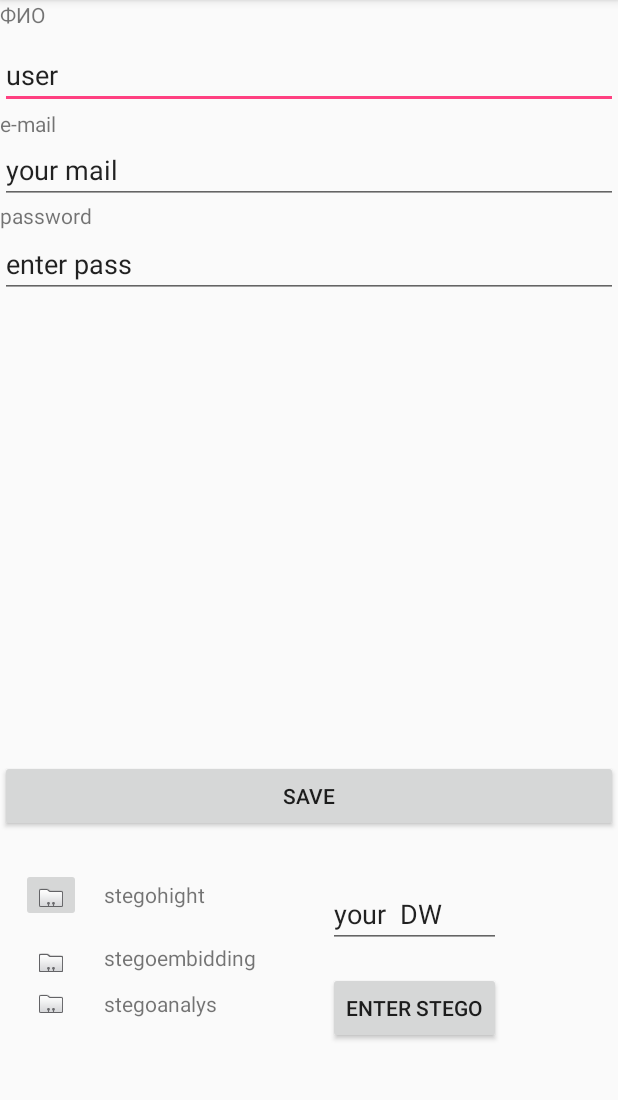
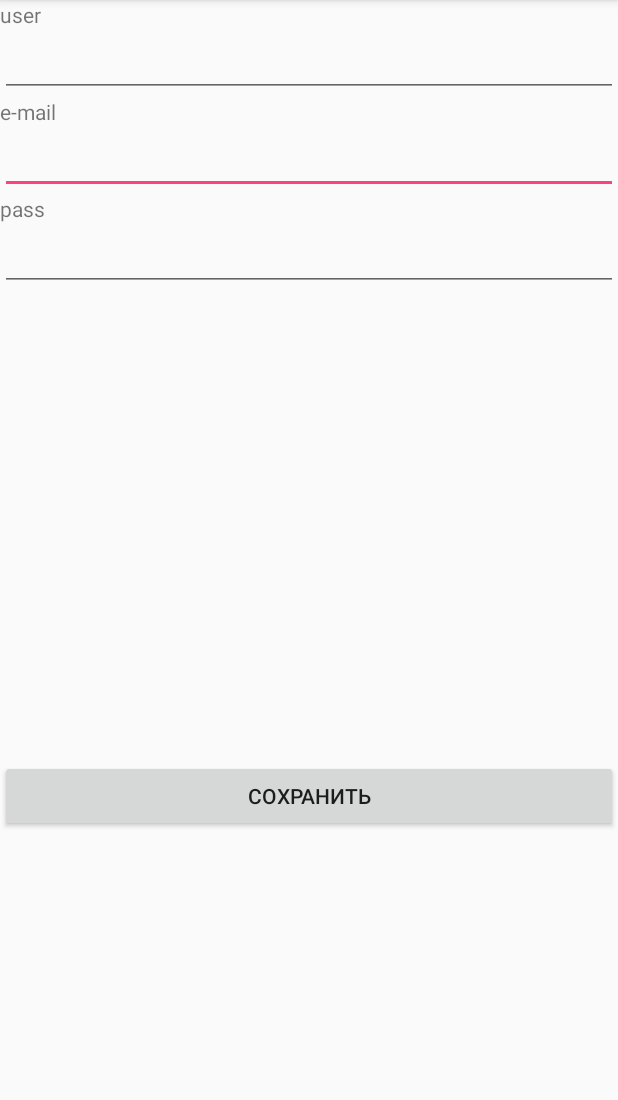
Before and after one commit to ShterenbergSI/SSP_AI_Android_Client_2, an Android app: the screen it shows after launch (MainActivity), on a phone screen of 412 x 824 dp, the part 84-1184 px from its top. Run offline under Robolectric (Android 15) with nearby library versions, the phone set to English and light mode, and no system bars.

Commit message:
пизда шлюхи
волосатая при волосатая

```diff
--- a/DataBase/app/build.gradle
+++ b/DataBase/app/build.gradle
@@ -26,5 +26,4 @@ dependencies {
     })
     compile 'com.android.support:appcompat-v7:24.2.1'
     testCompile 'junit:junit:4.12'
-    compile 'com.google.android.gms:play-services-maps:10.2.6'
 }
--- a/DataBase/app/src/main/java/ru/ds_release/database/MainActivity.java
+++ b/DataBase/app/src/main/java/ru/ds_release/database/MainActivity.java
@@ -24,14 +24,14 @@ import java.net.URL;
 
 public class MainActivity  extends AppCompatActivity {
 
-    public static String fio_in = "";
-    public static String dol_in = "";
-    public static String tel_in = "";
+    public static String log_in = "";
+    public static String mail_in = "";
+    public static String pass_in = "";
     public static String server = "ds-release.ru";
 
-    public EditText fio;
-    public EditText dol;
-    public EditText tel;
+    public EditText log;
+    public EditText mail;
+    public EditText pass;
 
 
     @Override
@@ -43,9 +43,9 @@ public class MainActivity  extends AppCompatActivity {
 
         //сначала обратимся к нашим полям и кнопке
         Button btn = (Button) findViewById(R.id.button1);
-        fio = (EditText) findViewById(R.id.editText1);
-        dol = (EditText) findViewById(R.id.editText2);
-        tel = (EditText) findViewById(R.id.editText3);
+        log = (EditText) findViewById(R.id.editText1);
+        mail = (EditText) findViewById(R.id.editText2);
+        pass = (EditText) findViewById(R.id.editText3);
 
 
 
@@ -54,9 +54,9 @@ public class MainActivity  extends AppCompatActivity {
             @Override
             public void onClick(View v) {
 
-                fio_in = fio.getText().toString();
-                dol_in = dol.getText().toString();
-                tel_in = tel.getText().toString();
+                log_in = log.getText().toString();
+                mail_in = mail.getText().toString();
+                pass_in = pass.getText().toString();
 
 
                 try {
@@ -97,7 +97,7 @@ public class MainActivity  extends AppCompatActivity {
 
                 String myURL = "http://"+server+"/server.php";
 
-                String parammetrs = "name="+fio_in+"&dol="+dol_in+"&tel="+tel_in;
+                String parammetrs = "name="+log_in+"&dol="+mail_in+"&tel="+pass_in;
                 byte[] data = null;
                 InputStream is = null;
 
--- a/DataBase/app/src/main/res/layout/activity_main.xml
+++ b/DataBase/app/src/main/res/layout/activity_main.xml
@@ -1,96 +1,65 @@
 <?xml version="1.0" encoding="utf-8"?>
 <RelativeLayout xmlns:android="http://schemas.android.com/apk/res/android"
-    xmlns:app="http://schemas.android.com/apk/res-auto"
     android:layout_width="fill_parent"
     android:layout_height="fill_parent"
     android:orientation="vertical" >
 
-
-    <EditText
-        android:id="@+id/editText5"
-        android:layout_width="match_parent"
-        android:layout_height="wrap_content"
-        android:layout_alignParentLeft="true"
-        android:layout_alignParentStart="true"
-        android:layout_below="@+id/textView1"
-        android:layout_marginTop="8dp"
-        android:ems="10"
-        android:text="user">
-
-    </EditText>
-
-    <TextView
-        android:id="@+id/textView6"
-        android:layout_width="wrap_content"
-        android:layout_height="wrap_content"
-        android:text="e-mail"
-        android:layout_below="@+id/editText5"
-        android:layout_alignParentLeft="true"
-        android:layout_alignParentStart="true" />
-
-    <EditText
-        android:id="@+id/editText"
-        android:layout_width="match_parent"
-        android:layout_height="wrap_content"
-        android:ems="10"
-        android:text="enter pass"
-        android:layout_below="@+id/textView2"
-        android:layout_alignParentLeft="true"
-        android:layout_alignParentStart="true">
-
-    </EditText>
-
-    <ImageView
-        android:id="@+id/imageView2"
-        android:layout_width="wrap_content"
-        android:layout_height="wrap_content"
-        android:layout_alignLeft="@+id/imageButton"
-        android:layout_alignStart="@+id/imageButton"
-        android:layout_below="@+id/imageButton"
-        android:layout_marginTop="17dp"
-        android:layout_toLeftOf="@+id/textView"
-        android:layout_toStartOf="@+id/textView"
-        app:srcCompat="@android:drawable/sym_contact_card" />
 
     <TextView
         android:id="@+id/textView1"
         android:layout_width="wrap_content"
         android:layout_height="wrap_content"
         android:layout_alignParentLeft="true"
-        android:text="ФИО" />
+        android:text="user" />
 
 
     <TextView
         android:id="@+id/textView2"
         android:layout_width="wrap_content"
         android:layout_height="wrap_content"
-        android:text="password"
-        android:layout_below="@+id/textView6"
         android:layout_alignParentLeft="true"
-        android:layout_alignParentStart="true"
-        android:layout_marginTop="42dp" />
+        android:layout_below="@+id/editText1"
+        android:text="e-mail" />
 
 
     <EditText
         android:id="@+id/editText2"
         android:layout_width="match_parent"
         android:layout_height="wrap_content"
-        android:text="your  DW"
-        android:ems="10"
-        android:layout_above="@+id/imageView"
-        android:layout_alignLeft="@+id/button2"
-        android:layout_alignStart="@+id/button2"
-        android:layout_alignRight="@+id/button2"
-        android:layout_alignEnd="@+id/button2">
+        android:layout_alignParentLeft="true"
+        android:layout_below="@+id/textView2"
+        android:ems="10">
 
     </EditText>
+
+
+    <TextView
+        android:id="@+id/textView3"
+        android:layout_width="wrap_content"
+        android:layout_height="wrap_content"
+        android:layout_alignParentLeft="true"
+        android:layout_alignParentStart="true"
+        android:layout_below="@+id/editText2"
+        android:text="pass" />
+
+
+    <EditText
+        android:id="@+id/editText3"
+        android:layout_width="match_parent"
+        android:layout_height="wrap_content"
+        android:layout_alignParentLeft="true"
+        android:layout_below="@+id/textView3"
+        android:ems="10">
+
+    </EditText>
+
 
 
     <Button
         android:id="@+id/button1"
         android:layout_width="match_parent"
         android:layout_height="wrap_content"
-        android:text="save"
+        android:text="Сохранить"
         android:layout_marginBottom="213dp"
         android:layout_alignParentBottom="true"
         android:layout_alignParentLeft="true"
@@ -100,89 +69,12 @@
         android:id="@+id/editText1"
         android:layout_width="match_parent"
         android:layout_height="wrap_content"
-        android:text="your mail"
-        android:ems="10"
-        android:layout_marginTop="18dp"
-        android:layout_below="@+id/editText5"
         android:layout_alignParentLeft="true"
-        android:layout_alignParentStart="true">
+        android:layout_alignParentStart="true"
+        android:layout_below="@+id/textView1"
+        android:ems="10">
 
     </EditText>
 
-    <ImageButton
-        android:id="@+id/imageButton"
-        android:layout_width="wrap_content"
-        android:layout_height="wrap_content"
-        android:layout_marginTop="72dp"
-        app:srcCompat="@android:drawable/sym_contact_card"
-        android:layout_alignTop="@+id/button1"
-        android:layout_alignParentLeft="true"
-        android:layout_alignParentStart="true"
-        android:layout_marginLeft="14dp"
-        android:layout_marginStart="14dp" />
-
-    <ImageView
-        android:id="@+id/imageView"
-        android:layout_width="wrap_content"
-        android:layout_height="wrap_content"
-        app:srcCompat="@android:drawable/sym_contact_card"
-        android:layout_alignBottom="@+id/textView4"
-        android:layout_alignRight="@+id/imageView2"
-        android:layout_alignEnd="@+id/imageView2"
-        android:layout_alignLeft="@+id/imageView2"
-        android:layout_alignStart="@+id/imageView2" />
-
-    <TextView
-        android:id="@+id/textView"
-        android:layout_width="wrap_content"
-        android:layout_height="wrap_content"
-        android:layout_marginLeft="15dp"
-        android:layout_marginStart="15dp"
-        android:text="stegohight"
-        android:layout_alignTop="@+id/editText2"
-        android:layout_toRightOf="@+id/imageButton"
-        android:layout_toEndOf="@+id/imageButton" />
-
-    <ImageView
-        android:id="@+id/imageView3"
-        android:layout_width="wrap_content"
-        android:layout_height="wrap_content"
-        android:layout_alignEnd="@+id/imageView2"
-        android:layout_alignRight="@+id/imageView2"
-        android:layout_below="@+id/imageView2"
-        android:layout_marginTop="11dp"
-        app:srcCompat="@android:drawable/sym_contact_card"
-        android:layout_alignLeft="@+id/imageView2"
-        android:layout_alignStart="@+id/imageView2" />
-
-    <TextView
-        android:id="@+id/textView4"
-        android:layout_width="wrap_content"
-        android:layout_height="wrap_content"
-        android:text="stegoembidding"
-        android:layout_above="@+id/imageView3"
-        android:layout_alignLeft="@+id/textView"
-        android:layout_alignStart="@+id/textView" />
-
-    <TextView
-        android:id="@+id/textView5"
-        android:layout_width="wrap_content"
-        android:layout_height="wrap_content"
-        android:text="stegoanalys"
-        android:layout_alignTop="@+id/imageView3"
-        android:layout_alignLeft="@+id/textView4"
-        android:layout_alignStart="@+id/textView4" />
-
-    <Button
-        android:id="@+id/button2"
-        android:layout_width="wrap_content"
-        android:layout_height="wrap_content"
-        android:layout_below="@+id/imageView2"
-        android:layout_marginLeft="48dp"
-        android:layout_marginStart="48dp"
-        android:layout_toRightOf="@+id/textView4"
-        android:text="enter stego"
-        android:layout_alignBottom="@+id/editText3" />
-
 
 </RelativeLayout>
--- /dev/null
+++ b/DataBase/app/src/main/res/values/ids.xml
@@ -0,0 +1,4 @@
+<?xml version="1.0" encoding="utf-8"?>
+<resources>
+    <item name="button1" type="id">1</item>
+</resources>
--- a/DataBase/settings.gradle
+++ b/DataBase/settings.gradle
@@ -1 +1 @@
-include ':app', ':vas', ':appp', ':myapplication', ':myapplication2'
+include ':app'
```
Also changed, not shown: DataBase/gradle/wrapper/gradle-wrapper.properties.
